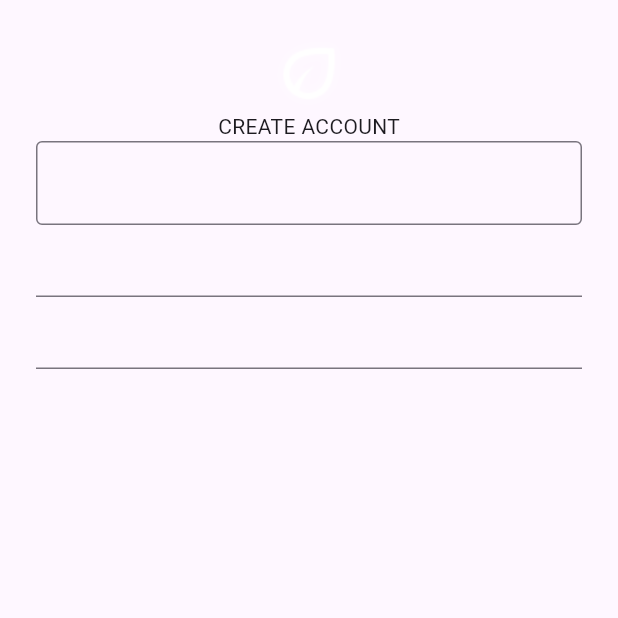
After one commit to Bharath-OS/mind_your_breath, a Flutter app: the RegisterScreen screen opened directly, on a phone screen of 412 x 824 dp, the top half of it. The commit adds this screen. Run offline on Flutter 3.47's test engine with Material 3 defaults, Android fonts, the phone set to English and light mode, and no system bars; our stand-ins replace introduction_screen.

Commit message:
Create register.dart file for registration screen

```diff
--- /dev/null
+++ b/lib/features/authentication/views/register.dart
@@ -0,0 +1,35 @@
+import 'package:flutter/material.dart';
+
+class RegisterScreen extends StatelessWidget {
+  const RegisterScreen({super.key});
+
+  @override
+  Widget build(BuildContext context) {
+    return Scaffold(
+      body: SafeArea(
+          child: Padding(padding: EdgeInsets.all(24),child: registerForm,)
+      ),
+    );
+  }
+}
+
+Widget registerForm = Container(
+  child: Column(
+    children: [
+      Image.asset('assets/images/leaf-icon-register-screen.png'),
+      Text('CREATE ACCOUNT'),
+      Form(
+        key: null,
+        child: Column(
+          children: [
+            TextFormField(
+              decoration: InputDecoration(border: OutlineInputBorder()),
+            ),
+            TextFormField(),
+            TextFormField(),
+          ],
+        ),
+      )
+    ],
+  ),
+);
--- a/lib/features/home/home.dart
+++ b/lib/features/home/home.dart
@@ -58,7 +58,9 @@ class _MainPageState extends State<MainPage> {
                     ),
                   ),
                 ),
-                SizedBox(),
+                SizedBox(
+                  child: Text('05:00')
+                ),
               ],
             ),
           ),
--- a/lib/features/onboarding/onboarding1.dart
+++ b/lib/features/onboarding/onboarding1.dart
@@ -1,5 +1,6 @@
 import 'package:flutter/material.dart';
 import 'package:introduction_screen/introduction_screen.dart';
+import 'package:mind_your_breath/features/authentication/views/register.dart';
 
 import '../../core/constants.dart';
 import '../../core/styles.dart';
@@ -229,7 +230,7 @@ class _OnBoarding1State extends State<OnBoarding1> {
                             ],
                           ),
                           ElevatedButton(
-                            onPressed: () => Navigator.push(context, MaterialPageRoute(builder: (ctx)=>MainPage())),
+                            onPressed: () => Navigator.push(context, MaterialPageRoute(builder: (ctx)=>RegisterScreen())),
                             style: ElevatedButton.styleFrom(
                               padding: EdgeInsets.symmetric(vertical: 20),
                             ),
```
Also changed, not shown: assets/images/leaf-icon-register-screen.png (added).
